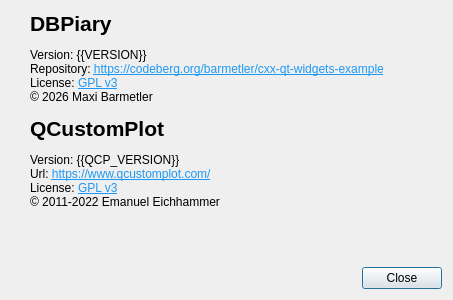
This is ui/AboutDialog.ui in MixusMinimax/cxx-qt-widgets-example as Qt 5 draws it before an edit. The edited form follows.
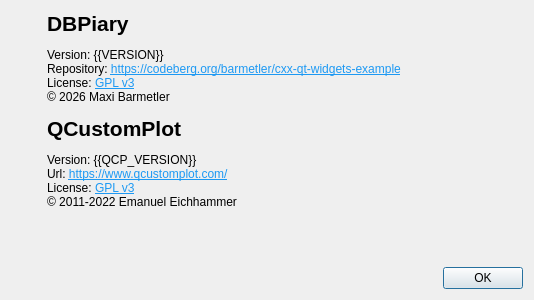
This is the edited form. Icons and pictures are not drawn.

The edit to the form file:
```diff
--- a/ui/AboutDialog.ui
+++ b/ui/AboutDialog.ui
@@ -6,7 +6,7 @@
    <rect>
     <x>0</x>
     <y>0</y>
-    <width>453</width>
+    <width>534</width>
     <height>300</height>
    </rect>
   </property>
@@ -17,8 +17,29 @@
    <item>
     <layout class="QHBoxLayout" name="horizontalLayout_2">
      <property name="spacing">
-      <number>12</number>
+      <number>16</number>
      </property>
+     <item>
+      <layout class="QVBoxLayout" name="verticalLayout_2">
+       <property name="spacing">
+        <number>0</number>
+       </property>
+       <item>
+        <spacer name="verticalSpacer">
+         <property name="orientation">
+          <enum>Qt::Orientation::Vertical</enum>
+         </property>
+         <property name="sizeType">
+          <enum>QSizePolicy::Policy::Fixed</enum>
+         </property>
+         <property name="sizeHint" stdset="0">
+          <size>
+           <width>20</width>
+           <height>10</height>
+          </size>
+         </property>
+        </spacer>
+       </item>
      <item>
       <widget class="QLabel" name="logoLabel">
        <property name="sizePolicy">
@@ -41,6 +62,8 @@
        </property>
       </widget>
      </item>
+      </layout>
+     </item>
      <item>
       <widget class="QLabel" name="aboutLabel">
        <property name="sizePolicy">
@@ -68,7 +91,7 @@
    <item>
     <widget class="QDialogButtonBox" name="buttonBox">
      <property name="standardButtons">
-      <set>QDialogButtonBox::StandardButton::Close</set>
+      <set>QDialogButtonBox::StandardButton::Ok</set>
      </property>
     </widget>
    </item>
```
Left out of the diff: 5 changed lines with no effect on the pictures. Lines whose indentation alone changed are shown as unchanged.
